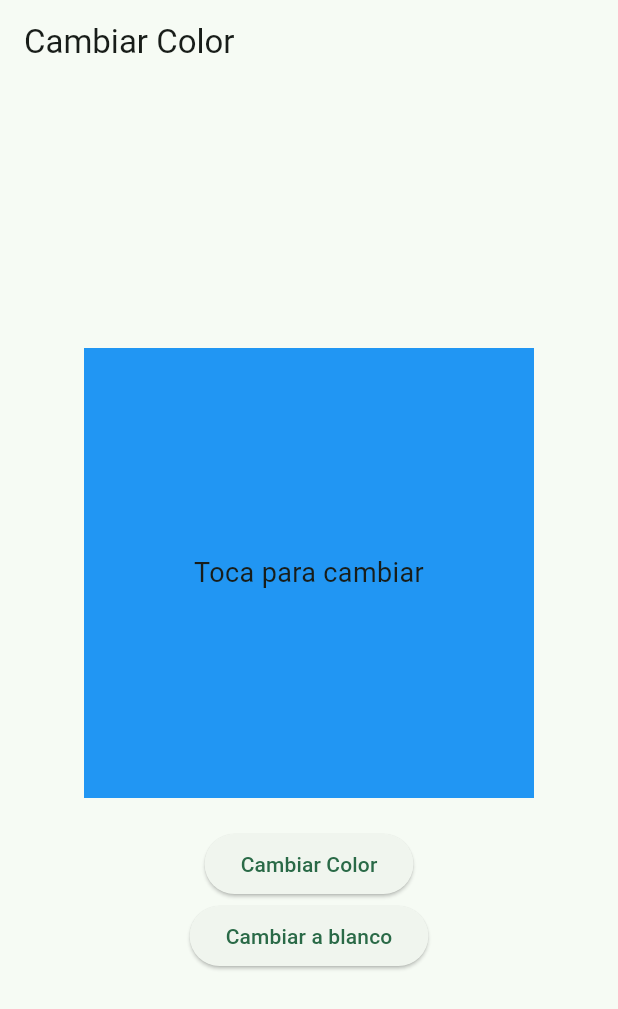
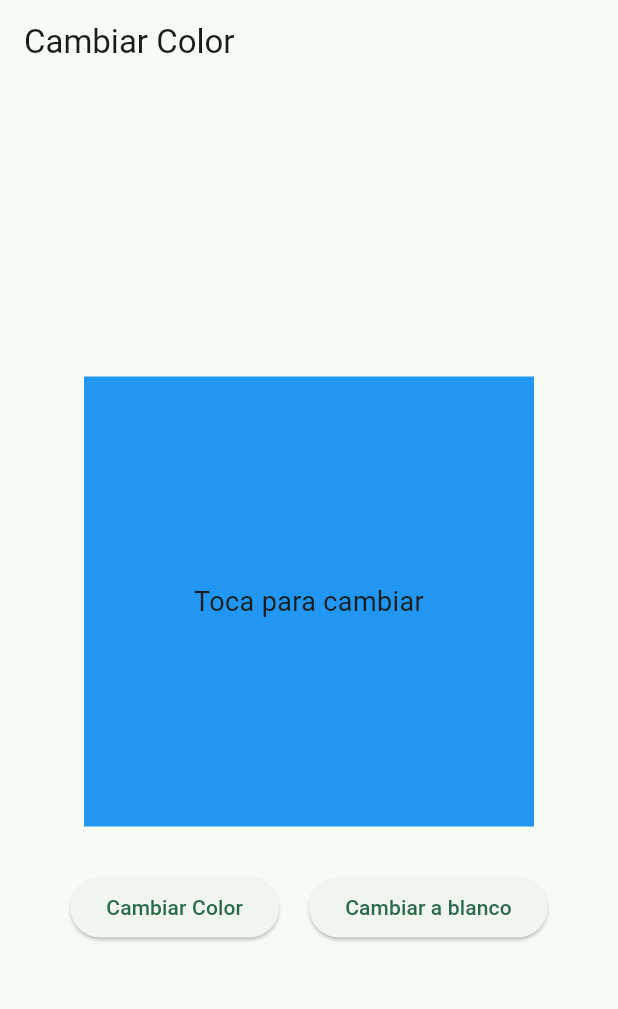
Before and after one commit to danusitacm/dcristaldo-flutter01, a Flutter app: the screen it shows after launch, on a phone screen of 412 x 824 dp. Shown: the top 1009 px of the screen. Run offline on Flutter 3.47's test engine with Material 3 defaults, Android fonts, the phone set to English and light mode, and no system bars.

Commit message:
Prompt Extra: Modifica color_change_screen
-Agrega en una columna 2 Row
-Row 1 contiene un container con un color de fondo
-Row 2 contiene los botones "Cambiar color" y "Cambiar a blanco"

```diff
--- a/lib/views/color_change_screen.dart
+++ b/lib/views/color_change_screen.dart
@@ -39,6 +39,9 @@ class _ColorChangeScreenState extends State<ColorChangeScreen> {
         child: Column(
           mainAxisAlignment: MainAxisAlignment.center,
           children: [
+            Row(
+              mainAxisAlignment: MainAxisAlignment.center,
+              children: [
                 Container(
                   width: 300,
                   height: 300,
@@ -50,14 +53,22 @@ class _ColorChangeScreenState extends State<ColorChangeScreen> {
                     textAlign: TextAlign.center,
                   ),
                 ),
-            const SizedBox(height: 20),
+              ],
+            ),
+            const SizedBox(height: 30),
+            Row(
+              mainAxisAlignment: MainAxisAlignment.center,
+              children: [
                 ElevatedButton(
                   onPressed: _changeColor,
                   child: const Text('Cambiar Color'),
                 ),
+                const SizedBox(width: 20),
                 ElevatedButton(
                   onPressed: _changeToWhite,
                   child: const Text('Cambiar a blanco'),
+                ),
+              ],
             ),
           ],
         ),
```
Lines whose indentation alone changed are shown as unchanged.
